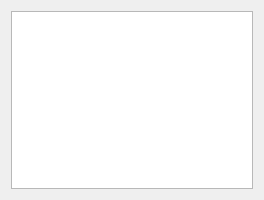
etengabeko/metromap, file ui/mapview.ui: the form before one commit.
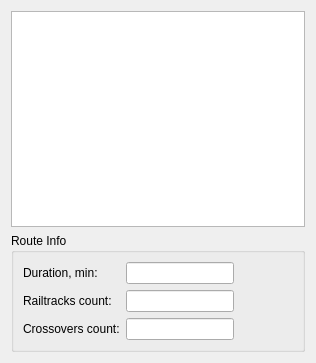
The form after the commit.

Commit message: Add show route duration

Diff of the .ui file:
```diff
--- a/ui/mapview.ui
+++ b/ui/mapview.ui
@@ -6,8 +6,8 @@
    <rect>
     <x>0</x>
     <y>0</y>
-    <width>264</width>
-    <height>200</height>
+    <width>316</width>
+    <height>363</height>
    </rect>
   </property>
   <property name="windowTitle">
@@ -17,6 +17,96 @@
    <item>
     <widget class="QGraphicsView" name="view"/>
    </item>
+   <item>
+    <widget class="QGroupBox" name="routeGroupBox">
+     <property name="title">
+      <string>Route Info</string>
+     </property>
+     <layout class="QGridLayout" name="gridLayout">
+      <item row="0" column="1">
+       <widget class="QLineEdit" name="costLineEdit">
+        <property name="readOnly">
+         <bool>true</bool>
+        </property>
+       </widget>
+      </item>
+      <item row="2" column="1">
+       <widget class="QLineEdit" name="crossoversLineEdit">
+        <property name="readOnly">
+         <bool>true</bool>
+        </property>
+       </widget>
+      </item>
+      <item row="1" column="0">
+       <widget class="QLabel" name="label_2">
+        <property name="text">
+         <string>Railtracks count:</string>
+        </property>
+       </widget>
+      </item>
+      <item row="2" column="0">
+       <widget class="QLabel" name="label_3">
+        <property name="text">
+         <string>Crossovers count:</string>
+        </property>
+       </widget>
+      </item>
+      <item row="0" column="0">
+       <widget class="QLabel" name="label">
+        <property name="text">
+         <string>Duration, min:</string>
+        </property>
+       </widget>
+      </item>
+      <item row="1" column="1">
+       <widget class="QLineEdit" name="railtracksLineEdit">
+        <property name="readOnly">
+         <bool>true</bool>
+        </property>
+       </widget>
+      </item>
+      <item row="0" column="2">
+       <spacer name="horizontalSpacer">
+        <property name="orientation">
+         <enum>Qt::Horizontal</enum>
+        </property>
+        <property name="sizeHint" stdset="0">
+         <size>
+          <width>40</width>
+          <height>20</height>
+         </size>
+        </property>
+       </spacer>
+      </item>
+      <item row="1" column="2">
+       <spacer name="horizontalSpacer_2">
+        <property name="orientation">
+         <enum>Qt::Horizontal</enum>
+        </property>
+        <property name="sizeHint" stdset="0">
+         <size>
+          <width>40</width>
+          <height>20</height>
+         </size>
+        </property>
+       </spacer>
+      </item>
+      <item row="2" column="2">
+       <spacer name="horizontalSpacer_3">
+        <property name="orientation">
+         <enum>Qt::Horizontal</enum>
+        </property>
+        <property name="sizeHint" stdset="0">
+         <size>
+          <width>40</width>
+          <height>20</height>
+         </size>
+        </property>
+       </spacer>
+      </item>
+     </layout>
+    </widget>
+   </item>
   </layout>
  </widget>
  <resources/>
```
The commit also changes 3 other files.
